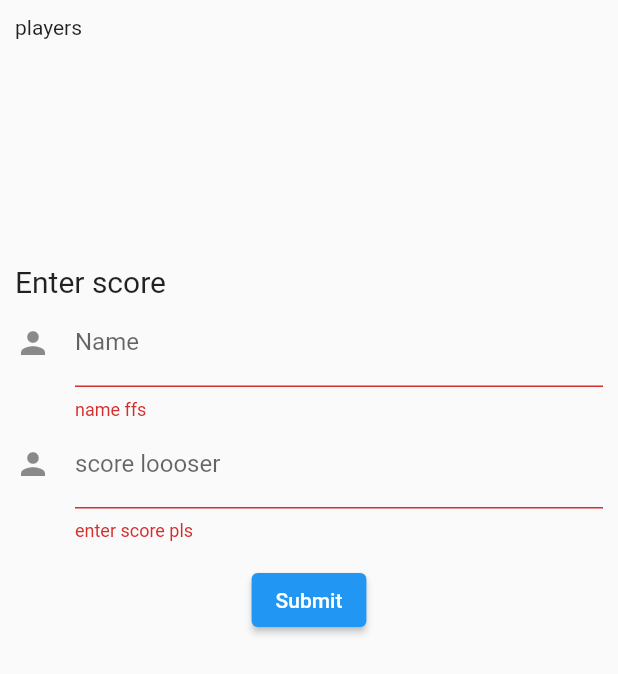
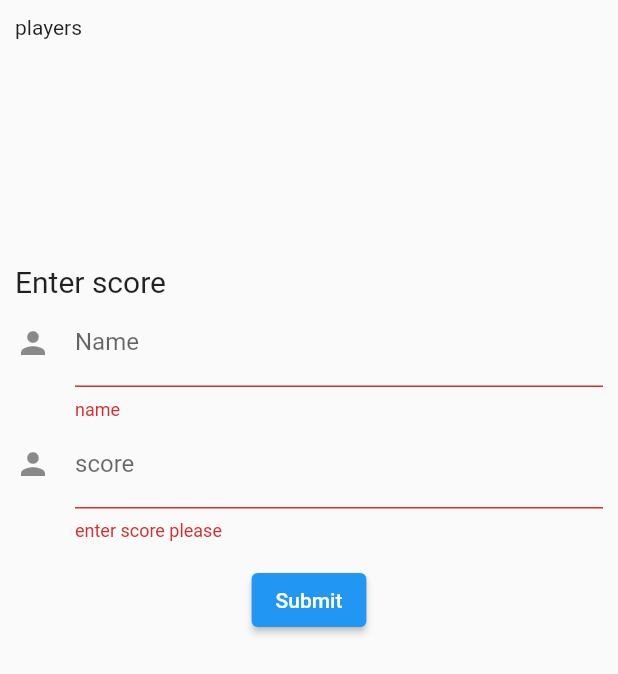
Before and after one commit to gu-tig169-ht21/grupp7, a Flutter app: the ScoreCard screen opened directly, after a tap on "Submit", on a phone screen of 412 x 824 dp. Shown: the top 674 px of the screen. Run offline on Flutter 3.47's test engine with Material 2 defaults, Android fonts, the phone set to English and light mode, and no system bars; our stand-ins replace cloud_firestore, firebase_auth, firebase_core; accounts and stored records are empty.

```diff
--- a/lib/view/result_view.dart
+++ b/lib/view/result_view.dart
@@ -97,7 +97,7 @@ class MyCustomFormState extends State<MyCustomForm> {
               },
               validator: (value) {
                 if (value == null || value.isEmpty) {
-                  return 'name ffs';
+                  return 'name';
                 }
                 return null;
               }),
@@ -105,15 +105,15 @@ class MyCustomFormState extends State<MyCustomForm> {
             keyboardType: TextInputType.number,
             decoration: const InputDecoration(
               icon: Icon(Icons.person),
-              hintText: 'score loser',
-              labelText: 'score loooser',
+              hintText: 'score',
+              labelText: 'score',
             ),
             onChanged: (value) {
               if (value.isNotEmpty) score = int.parse(value);
             },
             validator: (value) {
               if (value == null || value.isEmpty) {
-                return 'enter score pls';
+                return 'enter score please';
               }
               return null;
             },
```
Also changed, not shown: lib/view/scorecard_view.dart (+26 -2 lines).
